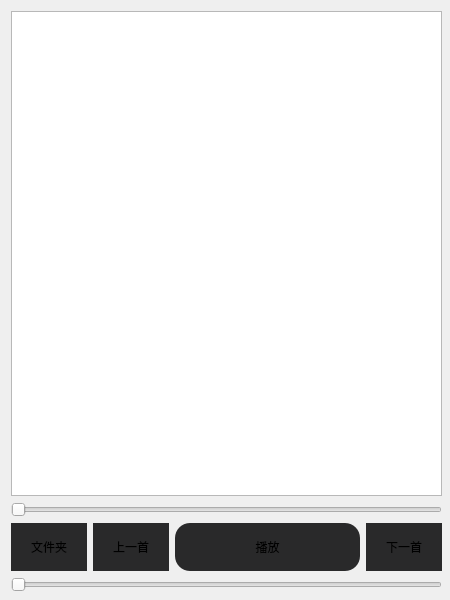
First picture: the form in mainwindow.ui, repository codewuren/HLMP, before the edit.
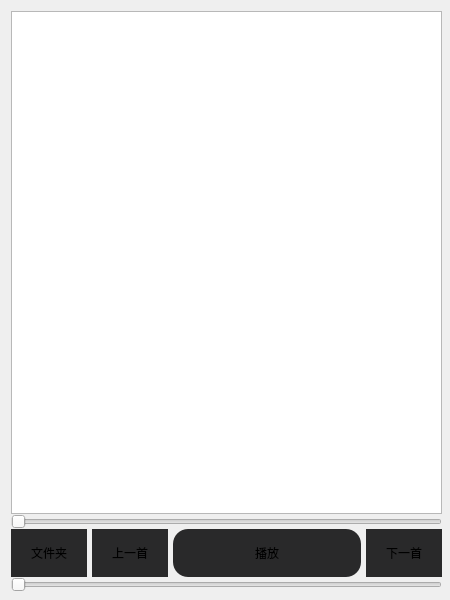
Second picture: the form after the edit.

Commit message: Auto play the next music

Patch:
```diff
--- a/mainwindow.ui
+++ b/mainwindow.ui
@@ -51,6 +51,24 @@
      </sizepolicy>
     </property>
     <layout class="QGridLayout" name="gridLayout">
+     <property name="leftMargin">
+      <number>0</number>
+     </property>
+     <property name="topMargin">
+      <number>0</number>
+     </property>
+     <property name="rightMargin">
+      <number>0</number>
+     </property>
+     <property name="bottomMargin">
+      <number>0</number>
+     </property>
+     <property name="horizontalSpacing">
+      <number>5</number>
+     </property>
+     <property name="verticalSpacing">
+      <number>0</number>
+     </property>
      <item row="5" column="1">
       <widget class="QPushButton" name="lastButton">
        <property name="sizePolicy">
```
Left out of the diff: 12 changed lines with no effect on the pictures. The commit also changes 2 other files.
